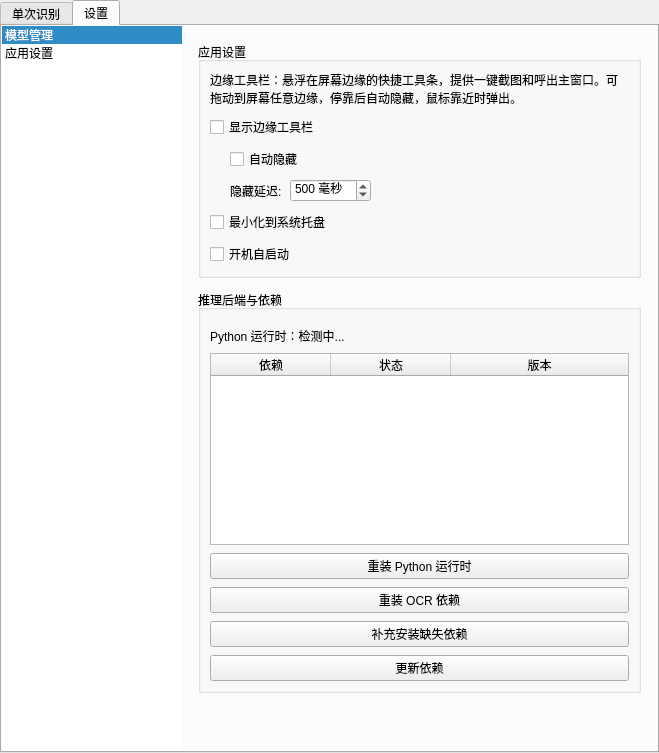
FelixJI/VibeOCR, file src/vibeocr/ui/main_window.ui: the form before one commit.
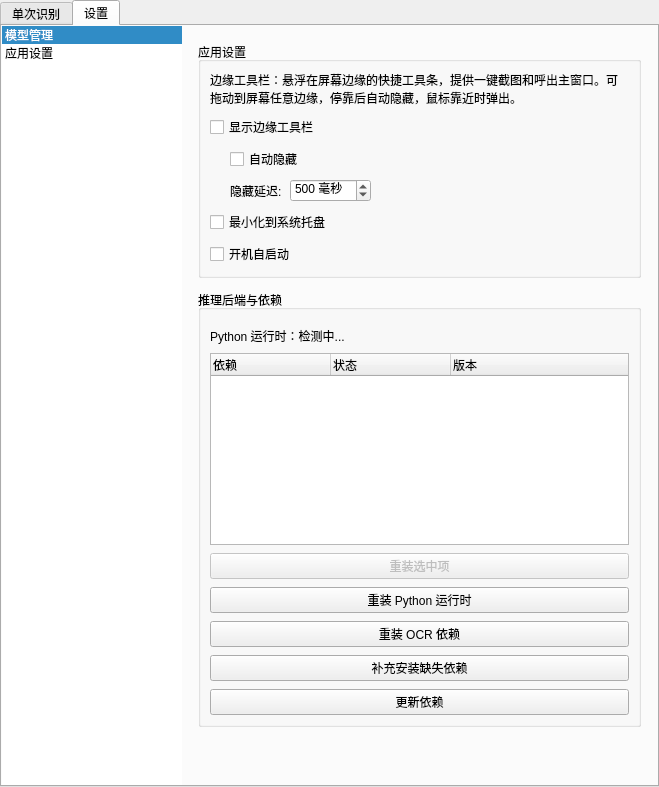
The form after the commit. The open tabs and pages were chosen to show the change. Custom widgets are drawn as their Qt base class.

Commit message: feat(deps): 设置页依赖树改造 + 批量重装 + 多项 bug 修复

What changed in the file:
```diff
--- a/src/vibeocr/ui/main_window.ui
+++ b/src/vibeocr/ui/main_window.ui
@@ -667,7 +667,7 @@
                </widget>
               </item>
               <item>
-               <widget class="QTableWidget" name="tableDepsStatus">
+               <widget class="QTreeWidget" name="treeDepsStatus">
                 <property name="toolTip">
                  <string>各 OCR 依赖的安装状态（仅便携模式可见）</string>
                 </property>
@@ -680,10 +680,16 @@
                 <property name="focusPolicy">
                  <enum>Qt::NoFocus</enum>
                 </property>
-                <attribute name="horizontalHeaderDefaultSectionSize">
+                <property name="rootIsDecorated">
+                 <bool>true</bool>
+                </property>
+                <property name="expandsOnDoubleClick">
+                 <bool>true</bool>
+                </property>
+                <attribute name="headerDefaultSectionSize">
                  <number>120</number>
                 </attribute>
-                <attribute name="horizontalHeaderStretchLastSection">
+                <attribute name="headerStretchLastSection">
                  <bool>true</bool>
                 </attribute>
                 <column>
@@ -703,6 +709,19 @@
                 </column>
                </widget>
               </item>
+              <item>
+               <widget class="QPushButton" name="btnReinstallSelected">
+                <property name="enabled">
+                 <bool>false</bool>
+                </property>
+                <property name="toolTip">
+                 <string>重装上方依赖树中选中的顶层包（按 Ctrl/Shift 多选）。间接依赖通过重装其承载顶层包修复，无需逐个选 leaf。</string>
+                </property>
+                <property name="text">
+                 <string>重装选中项</string>
+                </property>
+               </widget>
+              </item>
               <item>
                <widget class="QPushButton" name="btnReinstallPython">
                 <property name="toolTip">
```
Left out of the diff: 8 changed lines with no effect on the pictures. The commit also changes 14 other files.
